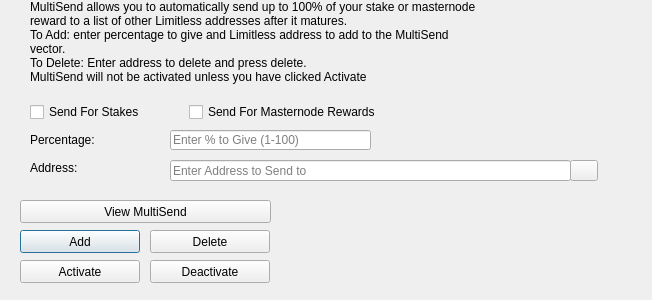
Above: src/qt/forms/multisenddialog.ui from Limitless-VIP/Limitless before the change. Below: the same form after it.
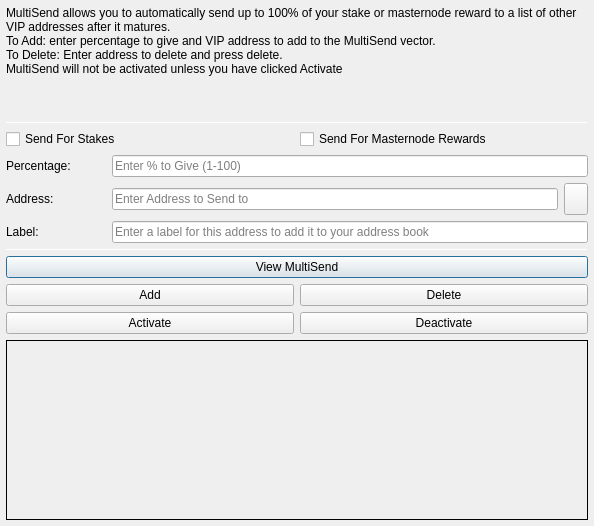
That is the form after the change. Icons and pictures are not drawn.

What changed in the file:
```diff
--- a/src/qt/forms/multisenddialog.ui
+++ b/src/qt/forms/multisenddialog.ui
@@ -9,22 +9,97 @@
    <rect>
     <x>0</x>
     <y>0</y>
-    <width>652</width>
-    <height>300</height>
+    <width>594</width>
+    <height>526</height>
    </rect>
   </property>
   <property name="windowTitle">
    <string>MultiSend</string>
   </property>
+  <layout class="QVBoxLayout" name="verticalLayout" stretch="0">
+   <property name="margin">
+    <number>6</number>
+   </property>
+   <item>
+    <layout class="QVBoxLayout" name="verticalLayout_Main" stretch="1,1,1,0,1,1,1">
+     <item>
+      <widget class="QLabel" name="label_2">
+       <property name="lineWidth">
+        <number>1</number>
+       </property>
+       <property name="text">
+        <string>MultiSend allows you to automatically send up to 100% of your stake or masternode reward to a list of other VIP addresses after it matures.
+To Add: enter percentage to give and VIP address to add to the MultiSend vector.
+To Delete: Enter address to delete and press delete.
+MultiSend will not be activated unless you have clicked Activate</string>
+       </property>
+       <property name="alignment">
+        <set>Qt::AlignLeading|Qt::AlignLeft|Qt::AlignTop</set>
+       </property>
+       <property name="wordWrap">
+        <bool>true</bool>
+       </property>
+      </widget>
+     </item>
+     <item>
+      <widget class="Line" name="line">
+       <property name="minimumSize">
+        <size>
+         <width>0</width>
+         <height>1</height>
+        </size>
+       </property>
+       <property name="maximumSize">
+        <size>
+         <width>16777215</width>
+         <height>1</height>
+        </size>
+       </property>
+       <property name="orientation">
+        <enum>Qt::Horizontal</enum>
+       </property>
+      </widget>
+     </item>
+     <item>
+      <layout class="QVBoxLayout" name="verticalLayout_Settings">
+       <item>
+        <layout class="QHBoxLayout" name="horizontalLayout">
+         <item>
+          <widget class="QCheckBox" name="multiSendStakeCheckBox">
+           <property name="text">
+            <string>Send For Stakes</string>
+           </property>
+          </widget>
+         </item>
+         <item>
+          <widget class="QCheckBox" name="multiSendMasternodeCheckBox">
+           <property name="text">
+            <string>Send For Masternode Rewards</string>
+           </property>
+          </widget>
+         </item>
+        </layout>
+       </item>
+       <item>
+        <layout class="QHBoxLayout" name="horizontalLayout_6">
+         <item>
+          <widget class="QLabel" name="label">
+           <property name="minimumSize">
+            <size>
+             <width>100</width>
+             <height>0</height>
+            </size>
+           </property>
+           <property name="toolTip">
+            <string>Percentage of stake to send</string>
+           </property>
+           <property name="text">
+            <string>Percentage:</string>
+           </property>
+          </widget>
+         </item>
+         <item>
   <widget class="QLineEdit" name="multiSendPercentEdit">
-   <property name="geometry">
-    <rect>
-     <x>170</x>
-     <y>130</y>
-     <width>201</width>
-     <height>20</height>
-    </rect>
-   </property>
    <property name="toolTip">
     <string>Enter whole numbers 1 - 100</string>
    </property>
@@ -32,15 +107,29 @@
     <string>Enter % to Give (1-100)</string>
    </property>
   </widget>
+         </item>
+        </layout>
+       </item>
+       <item>
+        <layout class="QHBoxLayout" name="horizontalLayout_7">
+         <item>
+          <widget class="QLabel" name="label_5">
+           <property name="minimumSize">
+            <size>
+             <width>100</width>
+             <height>0</height>
+            </size>
+           </property>
+           <property name="toolTip">
+            <string>Address to send portion of stake to</string>
+           </property>
+           <property name="text">
+            <string>Address:</string>
+           </property>
+          </widget>
+         </item>
+         <item>
   <widget class="QLineEdit" name="multiSendAddressEdit">
-   <property name="geometry">
-    <rect>
-     <x>170</x>
-     <y>160</y>
-     <width>401</width>
-     <height>21</height>
-    </rect>
-   </property>
    <property name="toolTip">
     <string/>
    </property>
@@ -48,87 +137,14 @@
     <string>Enter Address to Send to</string>
    </property>
   </widget>
-  <widget class="QLabel" name="label_2">
-   <property name="geometry">
-    <rect>
-     <x>30</x>
-     <y>0</y>
-     <width>451</width>
-     <height>121</height>
-    </rect>
-   </property>
-   <property name="lineWidth">
-    <number>1</number>
-   </property>
-   <property name="text">
-    <string>MultiSend allows you to automatically send up to 100% of your stake or masternode reward to a list of other Limitless addresses after it matures.
-To Add: enter percentage to give and Limitless address to add to the MultiSend vector.
-To Delete: Enter address to delete and press delete.
-MultiSend will not be activated unless you have clicked Activate</string>
-   </property>
-   <property name="alignment">
-    <set>Qt::AlignLeading|Qt::AlignLeft|Qt::AlignTop</set>
-   </property>
-   <property name="wordWrap">
-    <bool>true</bool>
-   </property>
-  </widget>
-  <widget class="QLabel" name="message">
-   <property name="geometry">
-    <rect>
-     <x>290</x>
-     <y>200</y>
-     <width>351</width>
-     <height>91</height>
-    </rect>
-   </property>
-   <property name="text">
-    <string/>
-   </property>
-  </widget>
-  <widget class="QPushButton" name="addButton">
-   <property name="geometry">
-    <rect>
-     <x>20</x>
-     <y>230</y>
-     <width>120</width>
-     <height>23</height>
-    </rect>
-   </property>
-   <property name="toolTip">
-    <string/>
-   </property>
-   <property name="statusTip">
-    <string>Add to MultiSend Vector</string>
-   </property>
-   <property name="text">
-    <string>Add</string>
-   </property>
-  </widget>
-  <widget class="QPushButton" name="disableButton">
-   <property name="geometry">
-    <rect>
-     <x>150</x>
-     <y>260</y>
-     <width>120</width>
-     <height>23</height>
-    </rect>
-   </property>
-   <property name="statusTip">
-    <string>Deactivate MultiSend</string>
-   </property>
-   <property name="text">
-    <string>Deactivate</string>
-   </property>
-  </widget>
-  <widget class="QPushButton" name="addressBookButton">
-   <property name="geometry">
-    <rect>
-     <x>570</x>
-     <y>160</y>
-     <width>28</width>
-     <height>21</height>
-    </rect>
+         </item>
+         <item>
+          <widget class="QToolButton" name="addressBookButton">
+           <property name="maximumSize">
+            <size>
+             <width>16777215</width>
+             <height>32</height>
+            </size>
    </property>
    <property name="toolTip">
     <string>Choose an address from the address book</string>
@@ -143,51 +159,85 @@
    <property name="shortcut">
     <string>Alt+A</string>
    </property>
-   <property name="autoDefault">
-    <bool>false</bool>
-   </property>
-  </widget>
-  <widget class="QLabel" name="label">
-   <property name="geometry">
-    <rect>
-     <x>30</x>
-     <y>130</y>
-     <width>121</width>
-     <height>20</height>
-    </rect>
-   </property>
+          </widget>
+         </item>
+        </layout>
+       </item>
+      </layout>
+     </item>
+     <item>
+      <layout class="QHBoxLayout" name="horizontalLayout_3">
+       <item>
+        <widget class="QLabel" name="label_3">
+         <property name="minimumSize">
+          <size>
+           <width>100</width>
+           <height>0</height>
+          </size>
+         </property>
+         <property name="text">
+          <string>Label:</string>
+         </property>
+        </widget>
+       </item>
+       <item>
+        <widget class="QLineEdit" name="labelAddressLabelEdit">
+         <property name="placeholderText">
+          <string>Enter a label for this address to add it to your address book</string>
+         </property>
+        </widget>
+       </item>
+      </layout>
+     </item>
+     <item>
+      <widget class="Line" name="line_2">
+       <property name="minimumSize">
+        <size>
+         <width>0</width>
+         <height>1</height>
+        </size>
+       </property>
+       <property name="maximumSize">
+        <size>
+         <width>16777215</width>
+         <height>1</height>
+        </size>
+       </property>
+       <property name="orientation">
+        <enum>Qt::Horizontal</enum>
+       </property>
+      </widget>
+     </item>
+     <item>
+      <layout class="QVBoxLayout" name="verticalLayout_Buttons">
+       <item>
+        <layout class="QHBoxLayout" name="horizontalLayout_4">
+         <item>
+          <widget class="QPushButton" name="viewButton">
    <property name="toolTip">
     <string>Percentage of stake to send</string>
    </property>
    <property name="text">
-    <string>Percentage:</string>
-   </property>
-  </widget>
-  <widget class="QLabel" name="label_5">
-   <property name="geometry">
-    <rect>
-     <x>30</x>
-     <y>160</y>
-     <width>111</width>
-     <height>16</height>
-    </rect>
-   </property>
+            <string>View MultiSend</string>
+           </property>
+          </widget>
+         </item>
+        </layout>
+       </item>
+       <item>
+        <layout class="QHBoxLayout" name="horizontalLayout_2">
+         <item>
+          <widget class="QPushButton" name="addButton">
    <property name="toolTip">
     <string>Address to send portion of stake to</string>
    </property>
    <property name="text">
-    <string>Address:</string>
-   </property>
-  </widget>
+            <string>Add</string>
+           </property>
+          </widget>
+         </item>
+         <item>
   <widget class="QPushButton" name="deleteButton">
-   <property name="geometry">
-    <rect>
-     <x>150</x>
-     <y>230</y>
-     <width>120</width>
-     <height>23</height>
-    </rect>
-   </property>
    <property name="toolTip">
     <string/>
    </property>
@@ -198,15 +248,13 @@
     <string>Delete</string>
    </property>
   </widget>
+         </item>
+        </layout>
+       </item>
+       <item>
+        <layout class="QHBoxLayout" name="horizontalLayout_5">
+         <item>
   <widget class="QPushButton" name="activateButton">
-   <property name="geometry">
-    <rect>
-     <x>20</x>
-     <y>260</y>
-     <width>120</width>
-     <height>23</height>
-    </rect>
-   </property>
    <property name="statusTip">
     <string>Activate MultiSend</string>
    </property>
@@ -214,51 +262,55 @@
     <string>Activate</string>
    </property>
   </widget>
-  <widget class="QPushButton" name="viewButton">
-   <property name="geometry">
-    <rect>
-     <x>20</x>
-     <y>200</y>
-     <width>251</width>
-     <height>23</height>
-    </rect>
-   </property>
-   <property name="toolTip">
-    <string/>
-   </property>
+         </item>
+         <item>
+          <widget class="QPushButton" name="disableButton">
    <property name="statusTip">
     <string>View MultiSend Vector</string>
    </property>
    <property name="text">
-    <string>View MultiSend</string>
-   </property>
-  </widget>
-  <widget class="QWidget" name="horizontalLayoutWidget">
-   <property name="geometry">
-    <rect>
-     <x>30</x>
-     <y>100</y>
-     <width>351</width>
-     <height>24</height>
-    </rect>
-   </property>
-   <layout class="QHBoxLayout" name="horizontalLayout">
-    <item>
-     <widget class="QCheckBox" name="multiSendStakeCheckBox">
-      <property name="text">
-       <string>Send For Stakes</string>
-      </property>
-     </widget>
-    </item>
+            <string>Deactivate</string>
+           </property>
+          </widget>
+         </item>
+        </layout>
+       </item>
+      </layout>
+     </item>
     <item>
-     <widget class="QCheckBox" name="multiSendMasternodeCheckBox">
+      <widget class="QLabel" name="message">
+       <property name="minimumSize">
+        <size>
+         <width>0</width>
+         <height>180</height>
+        </size>
+       </property>
+       <property name="frameShape">
+        <enum>QFrame::Panel</enum>
+       </property>
+       <property name="frameShadow">
+        <enum>QFrame::Plain</enum>
+       </property>
+       <property name="lineWidth">
+        <number>1</number>
+       </property>
+       <property name="midLineWidth">
+        <number>1</number>
+       </property>
       <property name="text">
-       <string>Send For Masternode Rewards</string>
-      </property>
+        <string/>
+       </property>
+       <property name="alignment">
+        <set>Qt::AlignLeading|Qt::AlignLeft|Qt::AlignTop</set>
+       </property>
+       <property name="wordWrap">
+        <bool>true</bool>
+       </property>
      </widget>
     </item>
    </layout>
-  </widget>
+   </item>
+  </layout>
  </widget>
  <resources>
   <include location="../limitless.qrc"/>
```
Left out of the diff: 16 changed lines with no effect on the pictures. Lines whose indentation alone changed are shown as unchanged.
